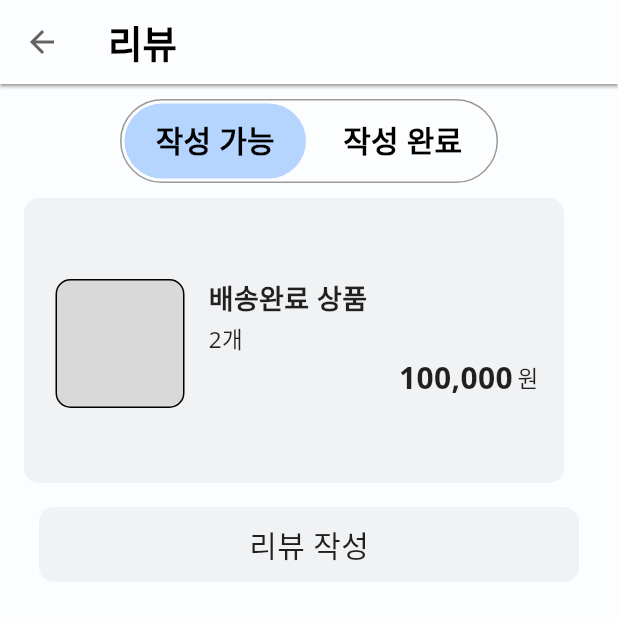
After one commit to LIKELION-Android-Bootcamp-4th/AOS-04-officeShoppingMall, a Flutter app: the ReviewScreen screen opened by its route, on a phone screen of 412 x 824 dp, the top half of it. The commit adds this screen. Run offline on Flutter 3.47's test engine with Material 3 defaults, Android fonts, the light colour scheme and no system bars; our stand-ins replace dio, flutter_bloc, flutter_svg, fluttertoast, google_fonts, pretty_dio_logger and 2 more; accounts and stored records are empty.

Commit message:
feat: 작성 가능 탭 UI 구현

```diff
--- a/lib/app_router.dart
+++ b/lib/app_router.dart
@@ -9,6 +9,7 @@ import 'package:office_shopping_mall/feature/notification/ui/notification_screen
 import 'package:office_shopping_mall/feature/order/ui/order_complete_screen.dart';
 import 'package:office_shopping_mall/feature/order/ui/order_screen.dart';
 import 'package:office_shopping_mall/feature/preference/ui/preference_screen.dart';
+import 'package:office_shopping_mall/feature/review/ui/review_screen.dart';
 
 import 'feature/category/ui/category_screen.dart';
 import 'feature/product/ui/product_detail_screen.dart';
@@ -51,6 +52,8 @@ class AppRouter {
         return MaterialPageRoute(builder: (_) => DeliveryScreen());
       case AppRoutes.search:
         return MaterialPageRoute(builder: (_) => SearchScreen());
+      case AppRoutes.review:
+        return MaterialPageRoute(builder: (_) => ReviewScreen());
 
       default:
         return MaterialPageRoute(
--- a/lib/core/constants/app_routes.dart
+++ b/lib/core/constants/app_routes.dart
@@ -10,6 +10,7 @@ class AppRoutes {
   static const String orderComplete = "/orderComplete";
   static const String search = "/search";
   static const String mypage = "/mypage";
+  static const String review = "/review";
   static const String setting = "/mypage/setting";
   static const String notification = "/notification";
   static const String cart = "/cart";
--- /dev/null
+++ b/lib/feature/review/data/review_list.dart
@@ -0,0 +1,45 @@
+import 'package:flutter/material.dart';
+import 'package:flutter_bloc/flutter_bloc.dart';
+import 'package:office_shopping_mall/feature/cart/data/product_list.dart';
+import 'package:office_shopping_mall/feature/cart/data/product_provider.dart';
+import 'package:office_shopping_mall/feature/home/ui/home_screen.dart';
+
+class ReviewList extends StatelessWidget {
+  @override
+  Widget build(BuildContext context) {
+    return Align(
+      alignment: Alignment.topCenter,
+      child: Column(
+        children: [
+          ProductList(
+            products: context
+                .watch<ProductProvider>()
+                .products
+                .where((a) => a.productDeliveryIndex == 3)
+                .toList(),
+          ),
+          Container(
+            width: 360,
+            height: 50,
+            decoration: BoxDecoration(
+              color: Color(0x4DD9D9D9),
+              borderRadius: BorderRadiusGeometry.circular(10),
+            ),
+            child: InkWell(
+              onTap: () {
+                // Navigator.push(
+                //   context,
+                //   MaterialPageRoute(builder: (_) => ), //리뷰 작성 페이지로 이동
+                // );
+              },
+              child: Align(
+                alignment: Alignment.center,
+                child: Text("리뷰 작성", style: TextStyle(fontSize: 20),),
+              )
+            ),
+          ),
+        ],
+      ),
+    );
+  }
+}
--- a/lib/feature/review/ui/review_screen.dart
+++ b/lib/feature/review/ui/review_screen.dart
@@ -51,7 +51,7 @@ class _ReviewScreenState extends State<ReviewScreen>
               children: [
                 ReviewList(),
                 Text("이번"),
-              ],
+              ]
             ),
           ),
         ],
```
